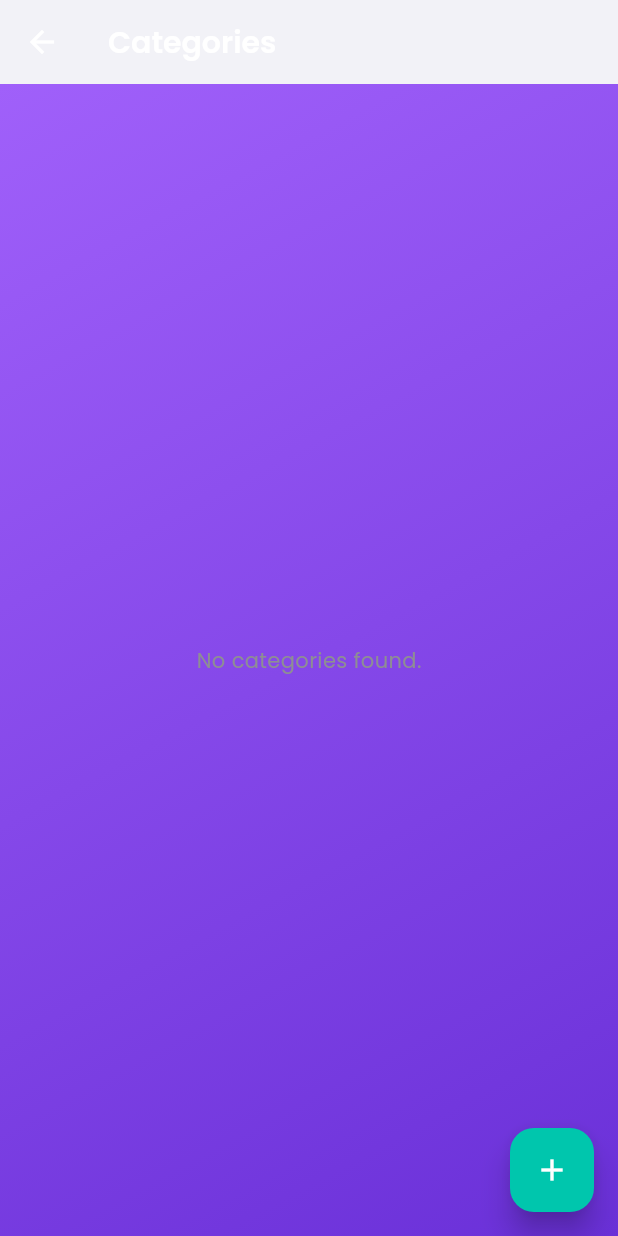
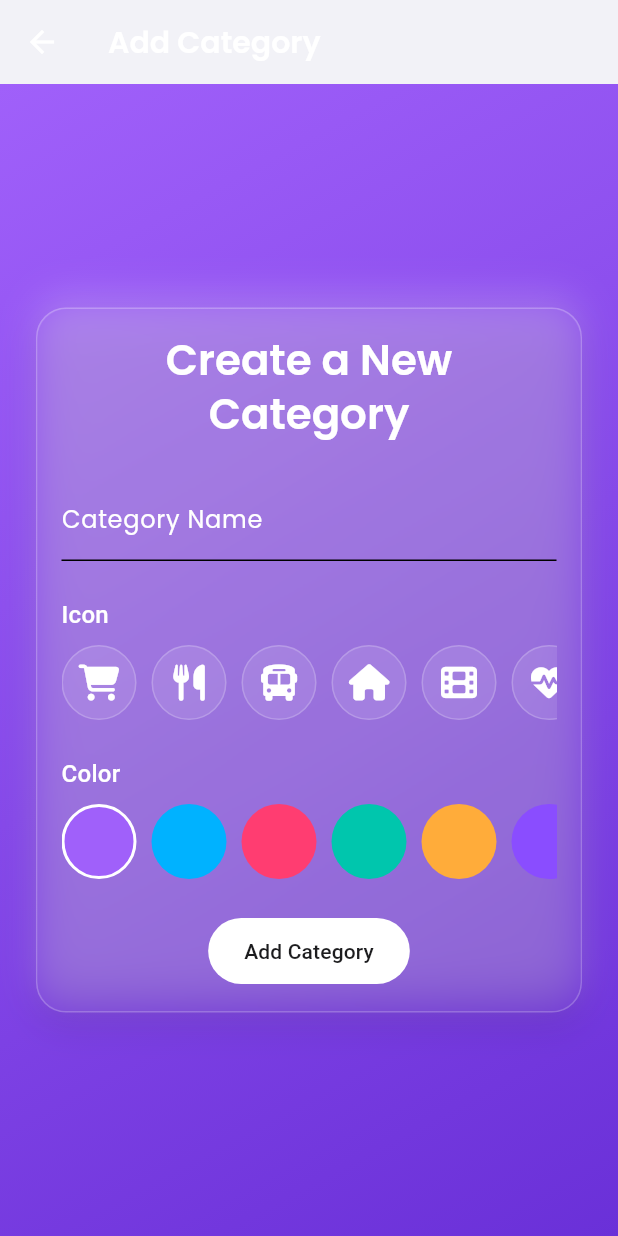
Before and after one commit to kimathikim/espenseT, a Flutter app: the CategoriesScreen screen opened directly, after a tap on the "add" icon, on a phone screen of 412 x 824 dp. Run offline on Flutter 3.47's test engine with Material 3 defaults, Android fonts, the phone set to English and light mode, and no system bars; our stand-ins replace flutter_dotenv, font_awesome_flutter, google_fonts, supabase_flutter; missing offline and left inert: supabase_auth_ui; accounts and stored records are empty; statements that could not run were skipped.

Commit message:
fix: add color column to categories and fix icon parsing

```diff
--- /dev/null
+++ b/lib/src/features/categories/presentation/screens/add_category_screen.dart
@@ -0,0 +1,220 @@
+import 'package:flutter/material.dart';
+import 'package:expensetracker/src/shared/theme.dart';
+import 'package:supabase_flutter/supabase_flutter.dart';
+import 'package:font_awesome_flutter/font_awesome_flutter.dart';
+
+class AddCategoryScreen extends StatefulWidget {
+  const AddCategoryScreen({super.key});
+
+  @override
+  _AddCategoryScreenState createState() => _AddCategoryScreenState();
+}
+
+class _AddCategoryScreenState extends State<AddCategoryScreen> {
+  final _formKey = GlobalKey<FormState>();
+  final _nameController = TextEditingController();
+  bool _loading = false;
+  IconData _selectedIcon = FontAwesomeIcons.question;
+  Color _selectedColor = AppColors.chartColors[0];
+
+  final List<IconData> _icons = [
+    FontAwesomeIcons.cartShopping,
+    FontAwesomeIcons.utensils,
+    FontAwesomeIcons.bus,
+    FontAwesomeIcons.house,
+    FontAwesomeIcons.film,
+    FontAwesomeIcons.heartPulse,
+    FontAwesomeIcons.ellipsis,
+  ];
+
+  Future<void> _addCategory() async {
+    if (_formKey.currentState!.validate()) {
+      setState(() {
+        _loading = true;
+      });
+      try {
+        final name = _nameController.text.trim();
+        await Supabase.instance.client.from('categories').insert({
+          'name': name,
+          'user_id': Supabase.instance.client.auth.currentUser!.id,
+          'icon_name': _selectedIcon.codePoint.toString(),
+          'color': '#${_selectedColor.value.toRadixString(16).substring(2)}',
+        });
+        if (mounted) {
+          ScaffoldMessenger.of(context).showSnackBar(
+            const SnackBar(
+              content: Text('Category added successfully!'),
+              backgroundColor: Colors.green,
+            ),
+          );
+          Navigator.of(context).pop();
+        }
+      } catch (error) {
+        print('Error adding category: $error');
+        if (mounted) {
+          ScaffoldMessenger.of(context).showSnackBar(
+            SnackBar(
+              content: Text('Error adding category: $error'),
+              backgroundColor: Theme.of(context).colorScheme.error,
+            ),
+          );
+        }
+      } finally {
+        if (mounted) {
+          setState(() {
+            _loading = false;
+          });
+        }
+      }
+    }
+  }
+
+  @override
+  Widget build(BuildContext context) {
+    return Scaffold(
+      appBar: AppBar(
+        title: const Text('Add Category'),
+      ),
+      body: Container(
+        width: double.infinity,
+        height: double.infinity,
+        decoration: const BoxDecoration(
+          gradient: AppColors.primaryGradient,
+        ),
+        child: Center(
+          child: SingleChildScrollView(
+            padding: const EdgeInsets.all(24.0),
+            child: AppTheme.buildGlassmorphicCard(
+              child: Form(
+                key: _formKey,
+                child: Column(
+                  mainAxisSize: MainAxisSize.min,
+                  children: [
+                    Text(
+                      'Create a New Category',
+                      style: Theme.of(context).textTheme.headlineMedium?.copyWith(color: AppColors.whiteText),
+                      textAlign: TextAlign.center,
+                    ),
+                    const SizedBox(height: 24),
+                    TextFormField(
+                      controller: _nameController,
+                      decoration: const InputDecoration(
+                        labelText: 'Category Name',
+                        labelStyle: TextStyle(color: AppColors.whiteText),
+                      ),
+                      style: const TextStyle(color: AppColors.whiteText),
+                      validator: (value) {
+                        if (value == null || value.isEmpty) {
+                          return 'Please enter a category name';
+                        }
+                        return null;
+                      },
+                    ),
+                    const SizedBox(height: 24),
+                    _buildIconPicker(),
+                    const SizedBox(height: 24),
+                    _buildColorPicker(),
+                    const SizedBox(height: 24),
+                    ElevatedButton(
+                      onPressed: _loading ? null : _addCategory,
+                      child: Text(_loading ? 'Adding...' : 'Add Category'),
+                    ),
+                  ],
+                ),
+              ),
+            ),
+          ),
+        ),
+      ),
+    );
+  }
+
+  Widget _buildIconPicker() {
+    return Column(
+      crossAxisAlignment: CrossAxisAlignment.start,
+      children: [
+        Text(
+          'Icon',
+          style: Theme.of(context).textTheme.titleMedium?.copyWith(color: AppColors.whiteText),
+        ),
+        const SizedBox(height: 8),
+        SizedBox(
+          height: 50,
+          child: ListView.builder(
+            scrollDirection: Axis.horizontal,
+            itemCount: _icons.length,
+            itemBuilder: (context, index) {
+              final icon = _icons[index];
+              return GestureDetector(
+                onTap: () {
+                  setState(() {
+                    _selectedIcon = icon;
+                  });
+                },
+                child: Container(
+                  width: 50,
+                  height: 50,
+                  margin: const EdgeInsets.only(right: 10),
+                  decoration: BoxDecoration(
+                    color: _selectedIcon == icon ? _selectedColor : AppColors.glassBackground,
+                    shape: BoxShape.circle,
+                    border: Border.all(
+                      color: _selectedIcon == icon ? Colors.white : AppColors.glassBorder,
+                    ),
+                  ),
+                  child: Icon(
+                    icon,
+                    color: _selectedIcon == icon ? Colors.white : AppColors.whiteText,
+                  ),
+                ),
+              );
+            },
+          ),
+        ),
+      ],
+    );
+  }
+
+  Widget _buildColorPicker() {
+    return Column(
+      crossAxisAlignment: CrossAxisAlignment.start,
+      children: [
+        Text(
+          'Color',
+          style: Theme.of(context).textTheme.titleMedium?.copyWith(color: AppColors.whiteText),
+        ),
+        const SizedBox(height: 8),
+        SizedBox(
+          height: 50,
+          child: ListView.builder(
+            scrollDirection: Axis.horizontal,
+            itemCount: AppColors.chartColors.length,
+            itemBuilder: (context, index) {
+              final color = AppColors.chartColors[index];
+              return GestureDetector(
+                onTap: () {
+                  setState(() {
+                    _selectedColor = color;
+                  });
+                },
+                child: Container(
+                  width: 50,
+                  height: 50,
+                  margin: const EdgeInsets.only(right: 10),
+                  decoration: BoxDecoration(
+                    color: color,
+                    shape: BoxShape.circle,
+                    border: Border.all(
+                      color: _selectedColor == color ? Colors.white : Colors.transparent,
+                      width: 2,
+                    ),
+                  ),
+                ),
+              );
+            },
+          ),
+        ),
+      ],
+    );
+  }
+}
--- a/lib/src/features/categories/presentation/screens/categories_screen.dart
+++ b/lib/src/features/categories/presentation/screens/categories_screen.dart
@@ -1,5 +1,6 @@
 import 'package:expensetracker/src/features/categories/data/category_repository.dart';
 import 'package:expensetracker/src/features/categories/domain/category.dart';
+import 'package:expensetracker/src/features/categories/presentation/screens/add_category_screen.dart';
 import 'package:flutter/material.dart';
 import 'package:expensetracker/src/shared/theme.dart';
 
@@ -60,8 +61,25 @@ class _CategoriesScreenState extends State<CategoriesScreen> {
                     margin: const EdgeInsets.symmetric(horizontal: 16, vertical: 8),
                     padding: const EdgeInsets.all(16),
                     child: Row(
-                      mainAxisAlignment: MainAxisAlignment.spaceBetween,
                       children: [
+                        Container(
+                          width: 40,
+                          height: 40,
+                          decoration: BoxDecoration(
+                            color: category.color != null
+                                ? Color(int.parse(category.color!.substring(1, 7), radix: 16) + 0xFF000000)
+                                : Colors.grey,
+                            shape: BoxShape.circle,
+                          ),
+                          child: category.icon != null
+                              ? FaIcon(
+                                  IconData(int.parse(category.icon!), fontFamily: 'FontAwesomeSolid'),
+                                  color: Colors.white,
+                                  size: 20,
+                                )
+                              : null,
+                        ),
+                        const SizedBox(width: 16),
                         Text(
                           category.name,
                           style: const TextStyle(
@@ -69,7 +87,19 @@ class _CategoriesScreenState extends State<CategoriesScreen> {
                             fontWeight: FontWeight.bold,
                           ),
                         ),
-                        // TODO: Add edit and delete buttons
+                        const Spacer(),
+                        IconButton(
+                          icon: const Icon(Icons.edit, color: AppColors.whiteText),
+                          onPressed: () {
+                            // TODO: Implement edit category
+                          },
+                        ),
+                        IconButton(
+                          icon: const Icon(Icons.delete, color: AppColors.accentRed),
+                          onPressed: () {
+                            // TODO: Implement delete category
+                          },
+                        ),
                       ],
                     ),
                   );
@@ -80,8 +110,13 @@ class _CategoriesScreenState extends State<CategoriesScreen> {
         ),
       ),
       floatingActionButton: FloatingActionButton(
-        onPressed: () {
-          // TODO: Navigate to add category screen
+        onPressed: () async {
+          await Navigator.of(context).push(
+            MaterialPageRoute(
+              builder: (context) => const AddCategoryScreen(),
+            ),
+          );
+          _refreshCategories();
         },
         child: const Icon(Icons.add),
         tooltip: 'Add Category',
```
Also changed, not shown: 2 other files.
